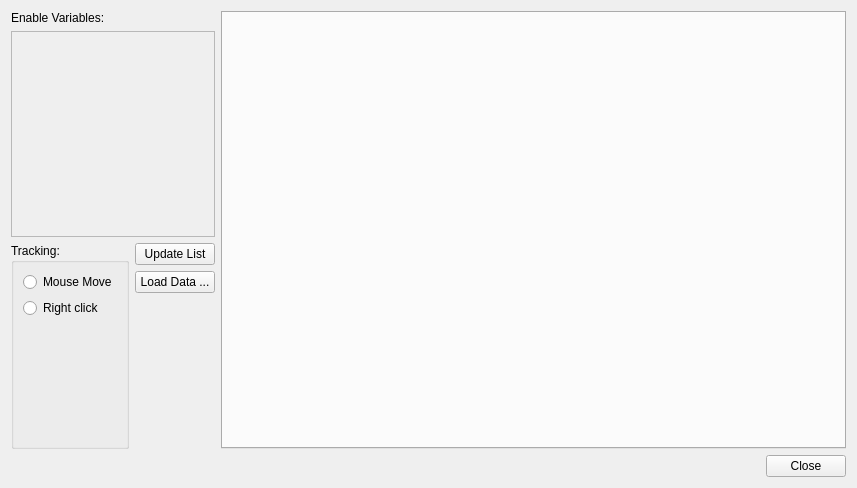
mbernasocchi/multiview, file ui_multiview.ui: the form before one commit.
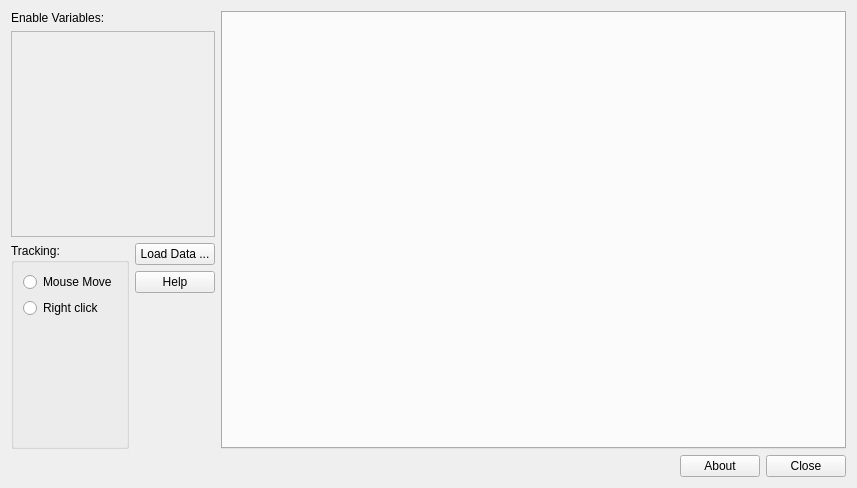
The form after the commit.

Commit message: Refactoring added help functionality added about button

What changed in the file:
```diff
--- a/ui_multiview.ui
+++ b/ui_multiview.ui
@@ -108,19 +108,6 @@
          </item>
          <item>
           <layout class="QVBoxLayout" name="buttons">
-           <item>
-            <widget class="QPushButton" name="availableVariablesUpdateButton">
-             <property name="sizePolicy">
-              <sizepolicy hsizetype="Minimum" vsizetype="Fixed">
-               <horstretch>0</horstretch>
-               <verstretch>0</verstretch>
-              </sizepolicy>
-             </property>
-             <property name="text">
-              <string>Update List</string>
-             </property>
-            </widget>
-           </item>
            <item>
             <widget class="QPushButton" name="loadDataButton">
              <property name="text">
@@ -128,6 +115,13 @@
              </property>
             </widget>
            </item>
+           <item>
+            <widget class="QPushButton" name="helpButton">
+             <property name="text">
+              <string>Help</string>
+             </property>
+            </widget>
+           </item>
            <item>
             <spacer name="verticalSpacer">
              <property name="orientation">
@@ -177,6 +171,19 @@
        </property>
       </widget>
      </item>
+     <item>
+      <widget class="QPushButton" name="aboutButton">
+       <property name="sizePolicy">
+        <sizepolicy hsizetype="Maximum" vsizetype="Fixed">
+         <horstretch>0</horstretch>
+         <verstretch>0</verstretch>
+        </sizepolicy>
+       </property>
+       <property name="text">
+        <string>About</string>
+       </property>
+      </widget>
+     </item>
      <item>
       <widget class="QPushButton" name="closeButton">
        <property name="sizePolicy">
```
The commit also changes 8 other files.
